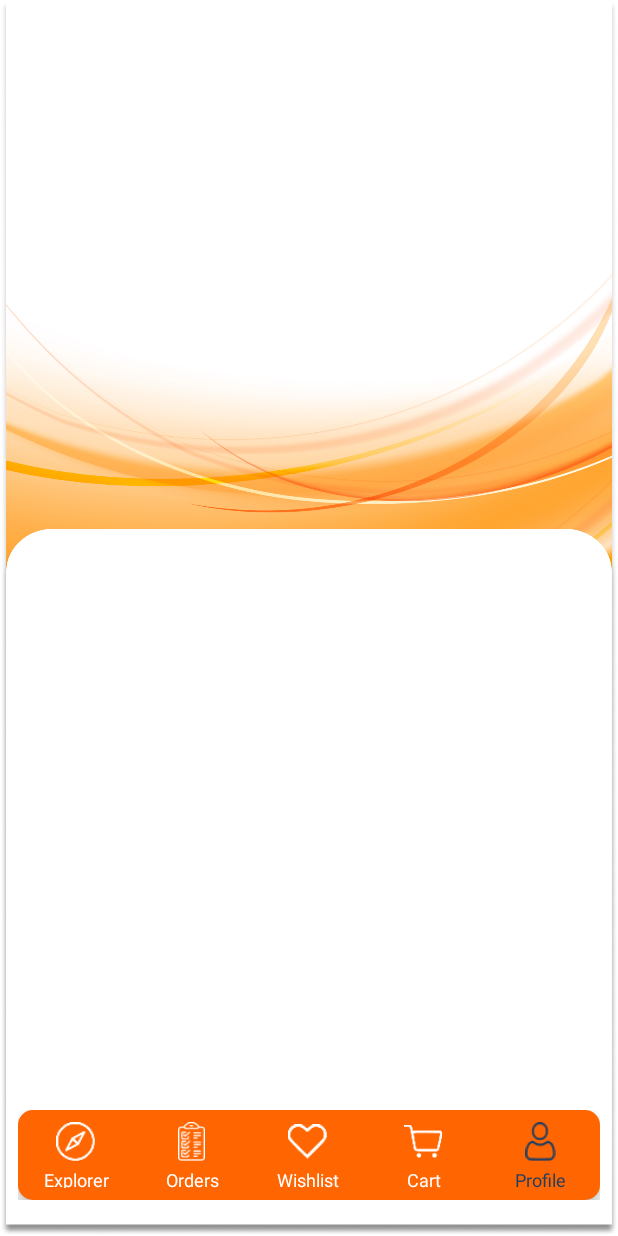
After one commit to IT21211164/EAD_Project_E-Commerce_Mobile_App, an Android app: the layout activity_customer_profile.xml on its own in the app's theme, with its tools: preview values and no code run, on a phone screen of 412 x 824 dp. The commit adds this screen. Run offline under Robolectric (Android 15) with nearby library versions, the phone set to English and light mode, and no system bars.

Commit message:
frontend implementation of user management continued

```diff
--- a/app/src/main/AndroidManifest.xml
+++ b/app/src/main/AndroidManifest.xml
@@ -14,32 +14,21 @@
         android:theme="@style/Theme.ChangeFontStyle.NoActionBar"
         android:usesCleartextTraffic="true"
         tools:targetApi="31">
-
         <activity
-            android:name=".Activity.CustomerLoginActivity"
-            android:exported="false" />
-        <activity
-            android:name=".Activity.CustomerRegistrationActivity"
-            android:exported="true">
+            android:name=".Activity.CustomerProfileActivity"
+            android:exported="true" >
             <intent-filter>
                 <action android:name="android.intent.action.MAIN" />
 
                 <category android:name="android.intent.category.LAUNCHER" />
             </intent-filter>
         </activity>
-
-<!--        <activity-->
-<!--            android:name=".Activity.CustomerLoginActivity"-->
-<!--            android:exported="true" >-->
-<!--            <intent-filter>-->
-<!--                <action android:name="android.intent.action.MAIN" />-->
-
-<!--                <category android:name="android.intent.category.LAUNCHER" />-->
-<!--            </intent-filter>-->
-<!--        </activity>-->
-<!--        <activity-->
-<!--            android:name=".Activity.CustomerRegistrationActivity"-->
-<!--            android:exported="false" />-->
+        <activity
+            android:name=".Activity.CustomerLoginActivity"
+            android:exported="false" />
+        <activity
+            android:name=".Activity.CustomerRegistrationActivity"
+            android:exported="true" />
         <activity
             android:name=".Activity.BaseActivity"
             android:exported="false" />
--- /dev/null
+++ b/app/src/main/java/com/example/ead_ecommerce_app/Activity/CustomerProfileActivity.kt
@@ -0,0 +1,29 @@
+// ---------------------------------------------------------------------------
+// File: CustomerProfileActivity.kt
+// Author: IT21189494
+// Date Created: 2024.09.20
+// Description: BaseActivity
+// Version: 1.0.0
+// ---------------------------------------------------------------------------
+
+package com.example.ead_ecommerce_app.Activity
+
+import android.os.Bundle
+import androidx.activity.enableEdgeToEdge
+import androidx.appcompat.app.AppCompatActivity
+import androidx.core.view.ViewCompat
+import androidx.core.view.WindowInsetsCompat
+import com.example.ead_ecommerce_app.R
+
+class CustomerProfileActivity : AppCompatActivity() {
+    override fun onCreate(savedInstanceState: Bundle?) {
+        super.onCreate(savedInstanceState)
+        enableEdgeToEdge()
+        setContentView(R.layout.activity_customer_profile)
+        ViewCompat.setOnApplyWindowInsetsListener(findViewById(R.id.main)) { v, insets ->
+            val systemBars = insets.getInsets(WindowInsetsCompat.Type.systemBars())
+            v.setPadding(systemBars.left, systemBars.top, systemBars.right, systemBars.bottom)
+            insets
+        }
+    }
+}
--- /dev/null
+++ b/app/src/main/res/layout/activity_customer_profile.xml
@@ -0,0 +1,179 @@
+<?xml version="1.0" encoding="utf-8"?>
+<androidx.constraintlayout.widget.ConstraintLayout xmlns:android="http://schemas.android.com/apk/res/android"
+    xmlns:app="http://schemas.android.com/apk/res-auto"
+    xmlns:tools="http://schemas.android.com/tools"
+    android:id="@+id/main"
+    android:layout_width="match_parent"
+    android:layout_height="match_parent"
+    android:background="@drawable/profile_screen"
+    tools:context=".Activity.CustomerProfileActivity">
+
+    <androidx.core.widget.NestedScrollView
+        android:id="@+id/nestedScrollView"
+        android:layout_width="match_parent"
+        android:layout_height="match_parent">
+
+        <LinearLayout
+            android:layout_width="match_parent"
+            android:layout_height="wrap_content"
+            android:orientation="vertical"
+            android:paddingBottom="100dp">
+
+
+
+        </LinearLayout>
+    </androidx.core.widget.NestedScrollView>
+
+    <androidx.coordinatorlayout.widget.CoordinatorLayout
+        android:layout_width="match_parent"
+        android:layout_height="60dp"
+        android:layout_marginStart="12dp"
+        android:layout_marginEnd="12dp"
+        android:layout_marginBottom="24dp"
+        app:layout_constraintBottom_toBottomOf="parent"
+        app:layout_constraintEnd_toEndOf="parent"
+        app:layout_constraintStart_toStartOf="parent">
+
+        <com.google.android.material.bottomnavigation.BottomNavigationView
+            android:layout_width="match_parent"
+            android:layout_height="60dp"
+            android:layout_gravity="bottom"
+            android:background="@drawable/orange_bg">
+
+            <LinearLayout
+                android:layout_width="match_parent"
+                android:layout_height="match_parent"
+                android:layout_marginBottom="8dp">
+
+                <LinearLayout
+                    android:layout_width="0dp"
+                    android:layout_height="match_parent"
+                    android:layout_weight="0.2"
+                    android:orientation="vertical">
+
+                    <ImageView
+                        android:id="@+id/imageView3"
+                        android:layout_width="26dp"
+                        android:layout_height="26dp"
+                        android:layout_gravity="center"
+                        android:layout_marginTop="8dp"
+                        app:srcCompat="@drawable/btn_1" />
+
+                    <TextView
+                        android:id="@+id/textView5"
+                        android:layout_width="match_parent"
+                        android:layout_height="wrap_content"
+                        android:layout_marginTop="4dp"
+                        android:text="@string/explorer"
+                        android:textAlignment="center"
+                        android:textColor="@color/white"
+                        android:textSize="12sp" />
+                </LinearLayout>
+
+                <LinearLayout
+                    android:layout_width="0dp"
+                    android:layout_height="match_parent"
+                    android:layout_weight="0.2"
+                    android:orientation="vertical">
+
+                    <ImageView
+
+                        android:layout_width="26dp"
+                        android:layout_height="26dp"
+                        android:layout_gravity="center"
+                        android:layout_marginTop="8dp"
+                        app:srcCompat="@drawable/btn_4" />
+
+                    <TextView
+
+                        android:layout_width="match_parent"
+                        android:layout_height="wrap_content"
+                        android:layout_marginTop="4dp"
+                        android:text="@string/orders"
+                        android:textAlignment="center"
+                        android:textColor="@color/white"
+                        android:textSize="12sp" />
+                </LinearLayout>
+
+                <LinearLayout
+                    android:layout_width="0dp"
+                    android:layout_height="match_parent"
+                    android:layout_weight="0.2"
+                    android:orientation="vertical">
+
+                    <ImageView
+
+                        android:layout_width="26dp"
+                        android:layout_height="26dp"
+                        android:layout_gravity="center"
+                        android:layout_marginTop="8dp"
+                        app:srcCompat="@drawable/btn_3" />
+
+                    <TextView
+
+                        android:layout_width="match_parent"
+                        android:layout_height="wrap_content"
+                        android:layout_marginTop="4dp"
+                        android:text="@string/wishlist"
+                        android:textAlignment="center"
+                        android:textColor="@color/white"
+                        android:textSize="12sp" />
+                </LinearLayout>
+
+                <LinearLayout
+                    android:id="@+id/cartBtn"
+                    android:layout_width="0dp"
+                    android:layout_height="match_parent"
+                    android:layout_weight="0.2"
+                    android:orientation="vertical">
+
+                    <ImageView
+
+                        android:layout_width="26dp"
+                        android:layout_height="26dp"
+                        android:layout_gravity="center"
+                        android:layout_marginTop="8dp"
+                        app:srcCompat="@drawable/btn_2" />
+
+                    <TextView
+
+                        android:layout_width="match_parent"
+                        android:layout_height="wrap_content"
+                        android:layout_marginTop="4dp"
+                        android:text="@string/cart"
+                        android:textAlignment="center"
+                        android:textColor="@color/white"
+                        android:textSize="12sp" />
+                </LinearLayout>
+
+                <LinearLayout
+                    android:layout_width="0dp"
+                    android:layout_height="match_parent"
+                    android:layout_weight="0.2"
+                    android:orientation="vertical">
+
+                    <ImageView
+
+                        android:layout_width="26dp"
+                        android:layout_height="26dp"
+                        android:layout_gravity="center"
+                        android:layout_marginTop="8dp"
+                        app:srcCompat="@drawable/btn_5"
+                        app:tint="#1E3E62" />
+
+                    <TextView
+
+                        android:layout_width="match_parent"
+                        android:layout_height="wrap_content"
+                        android:layout_marginTop="4dp"
+                        android:text="@string/profile"
+                        android:textAlignment="center"
+                        android:textColor="#1E3E62"
+                        android:textSize="12sp" />
+                </LinearLayout>
+            </LinearLayout>
+
+        </com.google.android.material.bottomnavigation.BottomNavigationView>
+    </androidx.coordinatorlayout.widget.CoordinatorLayout>
+
+</androidx.constraintlayout.widget.ConstraintLayout>
```
Also changed, not shown: app/src/main/java/com/example/ead_ecommerce_app/Activity/CustomerLoginActivity.kt (+8 -0 lines), app/src/main/java/com/example/ead_ecommerce_app/Activity/CustomerRegistrationActivity.kt (+9 -0 lines), app/src/main/res/drawable/profile_screen.png (added).
